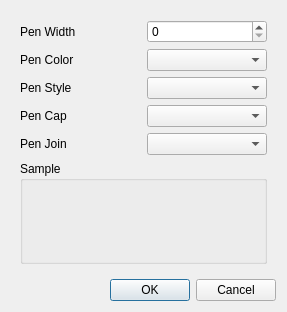
Before: the Qt Designer form Headers/QPenDialog.ui in jondef/QDataVis, drawn with Qt 5.
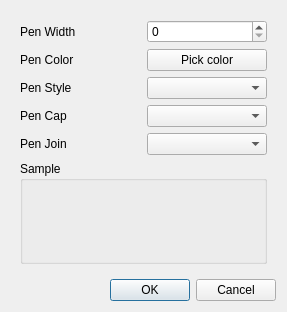
After: the same form once the commit is applied.

Patch:
```diff
--- a/Headers/QPenDialog.ui
+++ b/Headers/QPenDialog.ui
@@ -87,7 +87,11 @@
                             </widget>
                         </item>
                         <item row="1" column="1">
-                            <widget class="QComboBox" name="comboBox_penColor"/>
+                            <widget class="QPushButton" name="pushButton_penColor">
+                                <property name="text">
+                                    <string>Pick color</string>
+                                </property>
+                            </widget>
                         </item>
                     </layout>
                 </widget>
```
